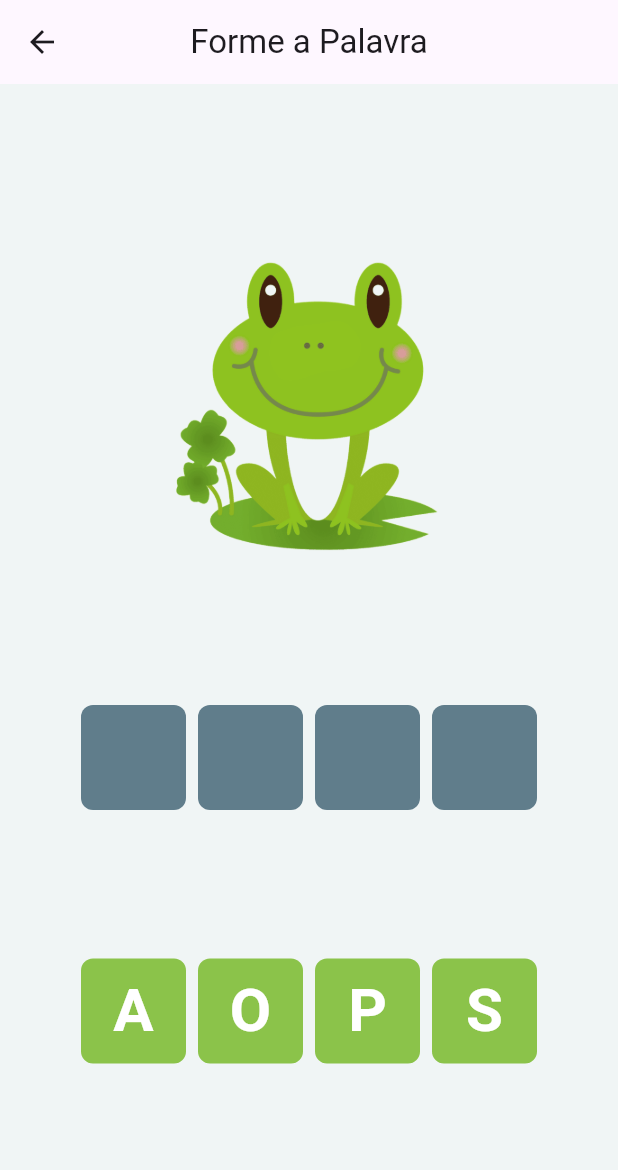
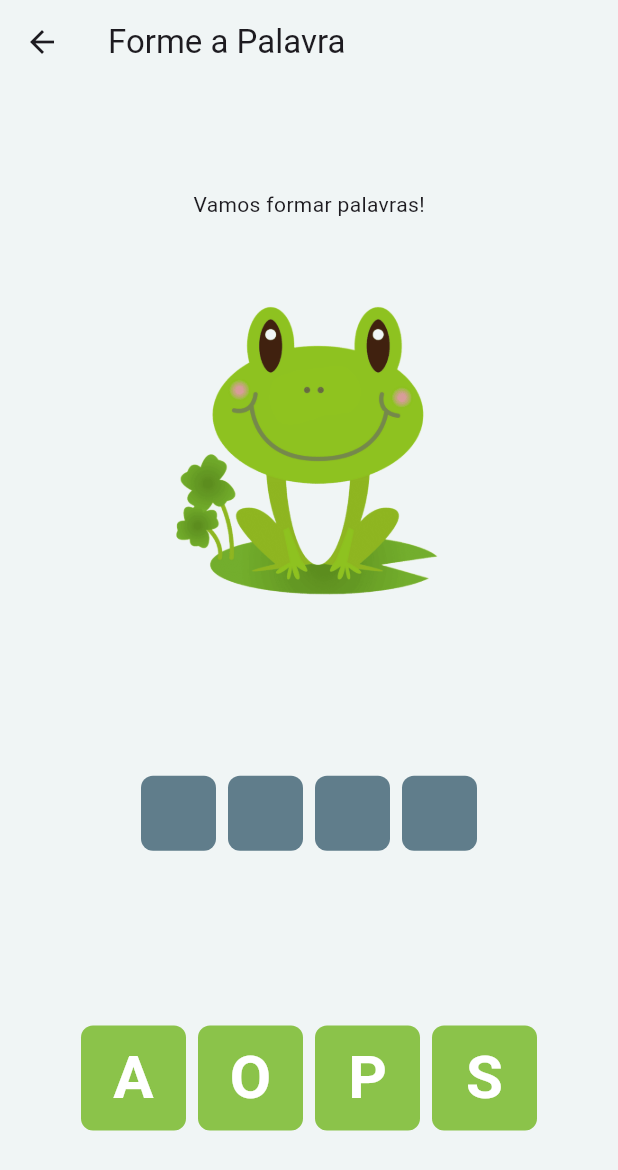
Before and after one commit to priscillamelo/flutter_beaba, a Flutter app: the WordFormationScreen screen opened by its route, on a phone screen of 412 x 824 dp. Shown: the top 1170 px of the screen. Run offline on Flutter 3.47's test engine with Material 3 defaults, Android fonts, the phone set to English and light mode, and no system bars; our stand-ins replace animated_text_kit, circular_countdown_timer, flutter_tts, google_fonts, youtube_player_flutter; Roboto replaces fonts that are missing (DynaPuff).

Commit message:
feat: add voz em abc e formação de palavras

```diff
--- a/lib/components/container_component.dart
+++ b/lib/components/container_component.dart
@@ -8,8 +8,8 @@ class ContainerComponent extends StatelessWidget {
 
   @override
   Widget build(BuildContext context) {
-    final double width = 70;
-    final double height = 70;
+    final double width = colorBackground == Colors.lightGreen ? 70 : 50;
+    final double height = width;
 
     return Container(
       width: width,
--- a/lib/main.dart
+++ b/lib/main.dart
@@ -48,7 +48,7 @@ class MyApp extends StatelessWidget {
       home: Scaffold(
           appBar: AppBar(
             toolbarHeight: 70,
-            backgroundColor: Colors.lightBlue.shade100,
+            backgroundColor: Color.fromARGB(255, 178, 237, 245),
             centerTitle: true,
             title: Image.asset(
               'assets/images/logo.png',
--- a/lib/screens/menu_screen.dart
+++ b/lib/screens/menu_screen.dart
@@ -12,7 +12,8 @@ class MenuScreen extends StatelessWidget {
       body: Stack(children: [
         Image.asset(
           'assets/images/backgrounds/menu-background.jpg',
-          fit: BoxFit.cover,
+          fit: BoxFit.fill,
+          width: MediaQuery.of(context).size.width,
           height: MediaQuery.of(context).size.height,
         ),
         MenuWidget()
--- a/lib/screens/numbers_drawing_screen.dart
+++ b/lib/screens/numbers_drawing_screen.dart
@@ -37,6 +37,7 @@ class _NumbersDrawingScreenState extends State<NumbersDrawingScreen> {
   Widget build(BuildContext context) {
     return Scaffold(
       appBar: AppBar(
+        backgroundColor: Color.fromARGB(255, 123, 207, 252),
         actions: [
           IconButton(
             icon: const Icon(Icons.delete),
@@ -55,8 +56,6 @@ class _NumbersDrawingScreenState extends State<NumbersDrawingScreen> {
           child: Column(
             mainAxisAlignment: MainAxisAlignment.spaceEvenly,
             children: [
-              /* Text('Vamos desenhar os números!',
-                  style: Theme.of(context).textTheme.headlineMedium), */
               Center(
                 child: Stack(
                   children: [
--- a/lib/screens/recognize_colors_screen.dart
+++ b/lib/screens/recognize_colors_screen.dart
@@ -47,7 +47,7 @@ class _RecognizeColorsScreenState extends State<RecognizeColorsScreen> {
               ),
           ),
         ),
-        backgroundColor: Colors.pink.shade200,
+        backgroundColor: Color.fromARGB(255, 246, 174, 230),
       ),
       body: Container(
         decoration: BoxDecoration(
--- a/lib/screens/word_formation_screen.dart
+++ b/lib/screens/word_formation_screen.dart
@@ -23,8 +23,6 @@ class _WordFormationScreenState extends State<WordFormationScreen> {
   @override
   void initState() {
     super.initState();
-    TextToSpeechComponent.speak("Vamos formar palavras!");
-
     level = 1;
     startGame();
   }
@@ -58,6 +56,9 @@ class _WordFormationScreenState extends State<WordFormationScreen> {
     late String textButton;
 
     if (slots.join('') == chosenWord) {
+      TextToSpeechComponent.speak(
+          "Parabéns! Você formou a palavra $chosenWord corretamente!");
+
       feedbackTitle = "Parabéns!";
       feedbackMessage = "Você formou a palavra corretamente! 🎉";
       textButton = "Próxima rodada";
@@ -68,6 +69,8 @@ class _WordFormationScreenState extends State<WordFormationScreen> {
         level++;
       }
     } else {
+      TextToSpeechComponent.speak(
+          "Humm... Você não acertou. Vamos tentar outra palavra?");
       feedbackTitle = "Humm...";
       feedbackMessage = "Você não acertou. Vamos tentar outra palavra?";
       textButton = "Jogar novamente";
@@ -96,8 +99,8 @@ class _WordFormationScreenState extends State<WordFormationScreen> {
     return Scaffold(
       backgroundColor: Color(0xFFF0F5F5),
       appBar: AppBar(
+        backgroundColor: Color(0xFFF0F5F5),
         title: Text('Forme a Palavra'),
-        centerTitle: true,
       ),
       body: Center(
         child: Padding(
@@ -105,11 +108,13 @@ class _WordFormationScreenState extends State<WordFormationScreen> {
           child: Column(
             mainAxisAlignment: MainAxisAlignment.spaceEvenly,
             children: [
+              Text('Vamos formar palavras!'),
               Image.asset(
                 'assets/images/word_formation/$imageWord.png',
                 width: 200,
                 height: 200,
               ),
+              SizedBox(height: 8),
               Wrap(
                 runSpacing: 8,
                 spacing: 8,
@@ -148,6 +153,7 @@ class _WordFormationScreenState extends State<WordFormationScreen> {
                   );
                 }).toList(),
               ),
+              SizedBox(height: 8),
               Wrap(
                 spacing: 8,
                 runSpacing: 8,
```
Also changed, not shown: lib/components/text_to_speech_component.dart (+16 -7 lines), lib/screens/abc_drawing_screen.dart (+11 -6 lines), lib/screens/identify_alphabet_libras.dart (+5 -19 lines), assets/images/backgrounds/word-formation-background.jpg (added).
